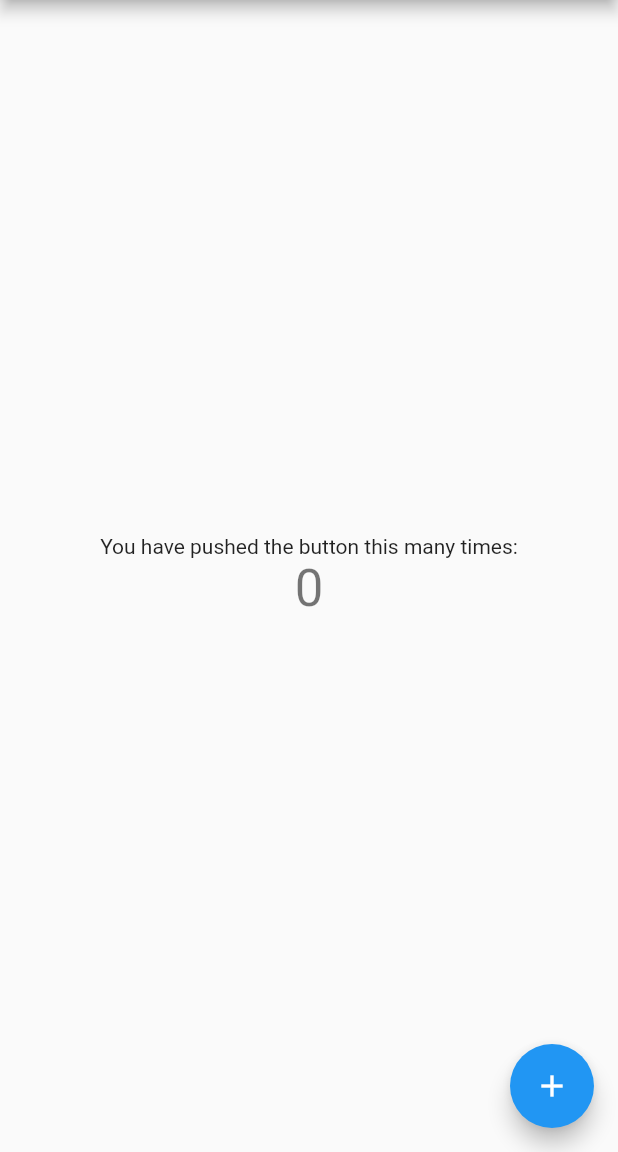
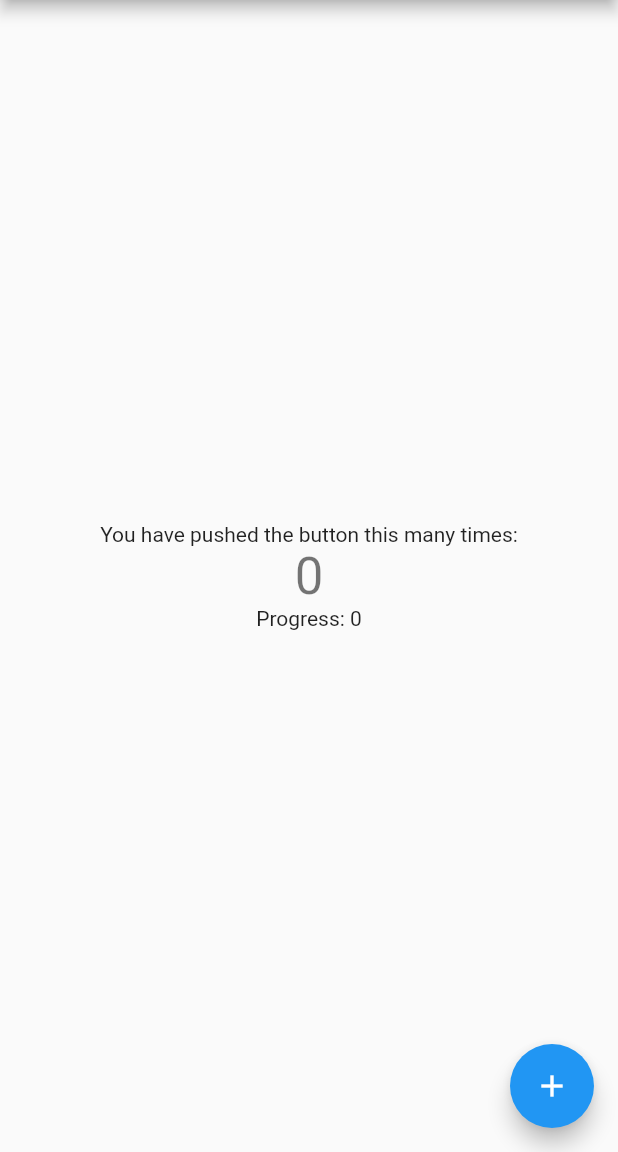
Before and after one commit to tiamo/flutter-vm, a Flutter app: the screen it shows after launch, on a phone screen of 412 x 824 dp, the part 84-1236 px from its top. Run offline on Flutter 3.47's test engine with Material 2 defaults, Android fonts, the phone set to English and light mode, and no system bars.

Commit message:
chore: example improved

```diff
--- a/example/lib/models/counter_view_model.dart
+++ b/example/lib/models/counter_view_model.dart
@@ -2,6 +2,8 @@ import 'package:flutter/widgets.dart';
 import 'package:vm/model.dart';
 
 class CounterViewModel extends ViewModel implements WidgetsBindingObserver {
+  int progress = 0;
+
   late int _counterVal;
 
   int get counterVal => _counterVal;
@@ -15,6 +17,9 @@ class CounterViewModel extends ViewModel implements WidgetsBindingObserver {
   }
 
   void incrementCounter() {
+    if (counterVal % 5 == 0) {
+      progress += 1;
+    }
     counterVal++;
   }
 
--- a/example/lib/screens/home_screen.dart
+++ b/example/lib/screens/home_screen.dart
@@ -1,5 +1,6 @@
 import 'package:example/models/counter_view_model.dart';
 import 'package:flutter/material.dart';
+import 'package:provider/provider.dart';
 import 'package:vm/builder.dart';
 
 class HomeScreen extends StatefulWidget {
@@ -28,32 +29,44 @@ class _HomeScreenState extends State<HomeScreen> {
         child: Column(
           mainAxisAlignment: MainAxisAlignment.center,
           children: <Widget>[
-            const Text(
-              'You have pushed the button this many times:',
+            const Text('You have pushed the button this many times:'),
+            ViewModelBuilder<CounterViewModel>(
+              model: _model,
+              builder: (context, model, child) {
+                return Column(
+                  children: [
+                    Text(
+                      '${model.counterVal}',
+                      style: Theme.of(context).textTheme.headline4,
+                    ),
+                  ],
+                );
+              },
             ),
             ViewModelBuilder<CounterViewModel>(
-                model: _model,
-                initOnce: true,
-                builder: (context, model, child) {
-                  return Text(
-                    '${model.counterVal}',
-                    style: Theme.of(context).textTheme.headline4,
-                  );
-                }),
+              model: _model,
+              disposable: false,
+              implicitView: true,
+              builder: (context, model, child) => const _Progress(),
+            ),
           ],
         ),
       ),
-      floatingActionButton: ViewModelBuilder<CounterViewModel>(
-          model: _model,
-          initOnce: true,
-          implicitView: true,
-          builder: (context, model, child) {
-            return FloatingActionButton(
-              onPressed: model.incrementCounter,
-              tooltip: 'Increment',
-              child: const Icon(Icons.add),
-            );
-          }), // This trailing comma makes auto-formatting nicer for build methods.
+      floatingActionButton: FloatingActionButton(
+        onPressed: _model.incrementCounter,
+        tooltip: 'Increment',
+        child: const Icon(Icons.add),
+      ),
     );
   }
 }
+
+class _Progress extends StatelessWidget {
+  const _Progress({Key? key}) : super(key: key);
+
+  @override
+  Widget build(BuildContext context) {
+    final progress = context.select((CounterViewModel m) => m.progress);
+    return Text('Progress: $progress');
+  }
+}
--- a/example/pubspec.yaml
+++ b/example/pubspec.yaml
@@ -13,6 +13,7 @@ dependencies:
     sdk: flutter
   vm:
     path: ../
+  provider: ^6.0.3
   cupertino_icons: ^1.0.2
 
 dev_dependencies:
```
Also changed, not shown: example/pubspec.lock.
